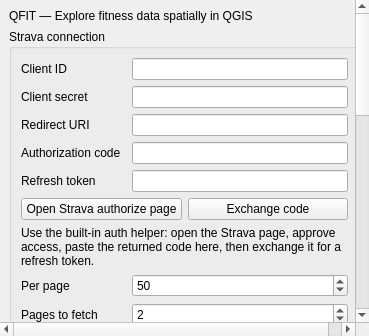
This is qfit_dockwidget_base.ui in ebelo/qfit as Qt 5 draws it before an edit. The edited form follows.
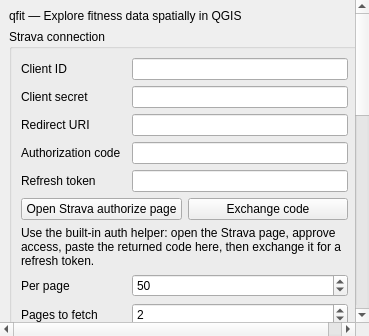
This is the edited form.

Commit message:
Rename plugin identity to lowercase qfit (#2)
* Rename plugin identity to lowercase qfit

* Scope Sonar coverage to tested core modules

Diff of the .ui file:
```diff
--- a/qfit_dockwidget_base.ui
+++ b/qfit_dockwidget_base.ui
@@ -32,7 +32,7 @@
         <item>
          <widget class="QLabel" name="titleLabel">
           <property name="text">
-           <string>QFIT — Explore fitness data spatially in QGIS</string>
+           <string>qfit — Explore fitness data spatially in QGIS</string>
           </property>
           <property name="wordWrap">
            <bool>true</bool>
```
Left out of the diff: 2 changed lines with no effect on the pictures. The commit also changes 21 other files.
